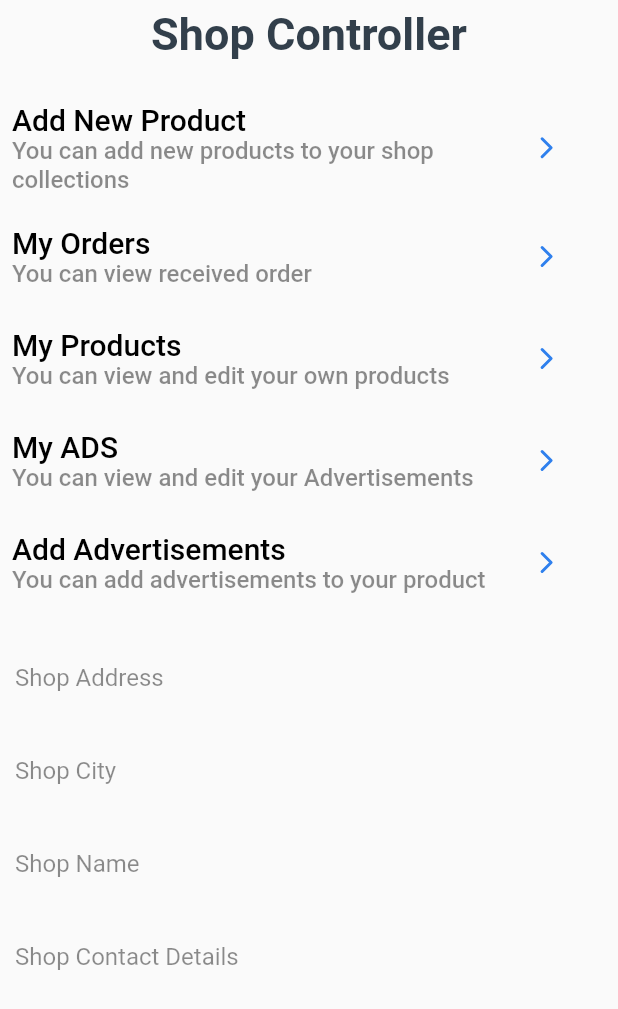
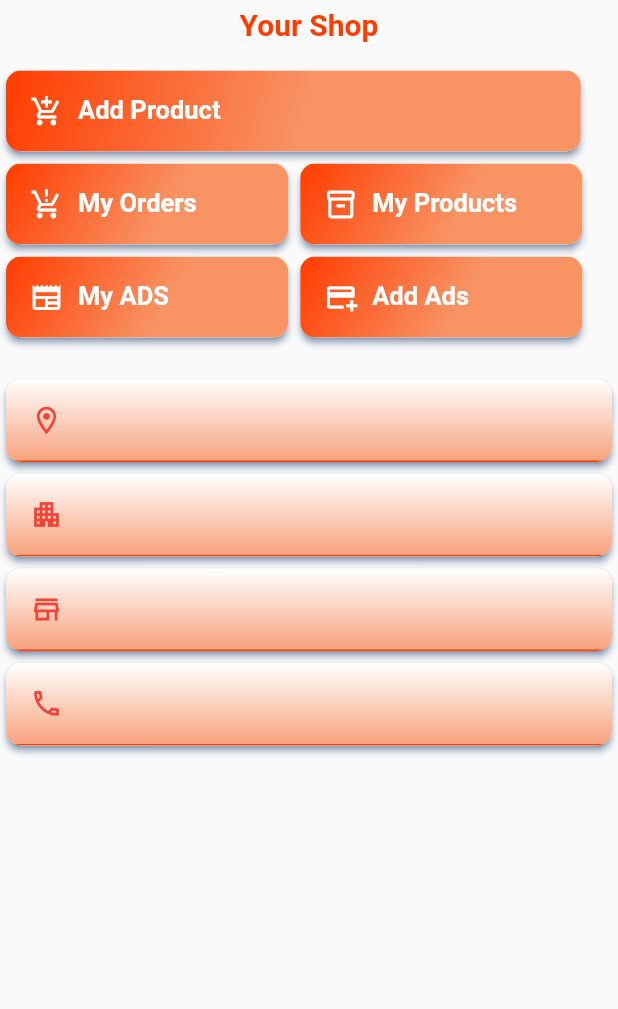
Before and after one commit to Tharunvarshanth/Auto-Picker, a Flutter app: the SellerProfile widget shown alone on an empty page, opened directly with empty values, on a phone screen of 412 x 824 dp. Shown: the top 1009 px of the screen. Run offline on Flutter 3.47's test engine with Material 2 defaults, Android fonts, the light colour scheme and no system bars; our stand-ins replace carousel_slider, circular_profile_avatar, cloud_firestore, curved_navigation_bar, date_time_picker, dropdown_search and 17 more; missing offline and left inert: flutter_guards, multi_image_picker2, onesignal_flutter, payhere_mobilesdk_flutter, section_view, super_tooltip; accounts and stored records are empty; statements that could not run were skipped.

Commit message:
seller profile contgroller

```diff
--- a/lib/components/organisms/seller_profile.dart
+++ b/lib/components/organisms/seller_profile.dart
@@ -3,12 +3,14 @@ import 'package:auto_picker/components/atoms/text_description.dart';
 import 'package:auto_picker/components/atoms/text_description_with_button.dart';
 import 'package:auto_picker/components/pages/add_new_advertisement.dart';
 import 'package:auto_picker/components/pages/add_new_product.dart';
+import 'package:auto_picker/components/pages/orders_seller_page.dart';
 import 'package:auto_picker/components/pages/my_own_advertisement_listing_page.dart';
 import 'package:auto_picker/components/pages/my_own_product_listing_page.dart';
 import 'package:auto_picker/models/seller.dart';
 import 'package:auto_picker/routes.dart';
 import 'package:auto_picker/utilities/utils.dart';
 import 'package:flutter/material.dart';
+import 'package:auto_picker/themes/colors.dart';
 
 class SellerProfile extends StatefulWidget {
   final Seller seller;
@@ -32,70 +34,159 @@ class _SellerProfileState extends State<SellerProfile> {
         const SizedBox(
           height: 5,
         ),
-        GenericText(
-          text: 'Shop Controller',
-          textSize: 30,
-          isBold: true,
+        Text(
+          'Your Shop',
+          textAlign: TextAlign.center,
+          style: TextStyle(fontWeight: FontWeight.bold, fontSize: 20, color: Color.fromARGB(255, 255, 60, 0)),
+        ),
+        const SizedBox(
+          height: 15,
+        ),
+        Row(
+          children: [
+            shopControllerCard(
+              (MediaQuery.of(context).size.width) / 1.075,
+                'Add Product',
+                'You can add new products to your shop collections',
+                Icons.add_shopping_cart_outlined, const AddNewProductPage()),
+          ],
+        ),
+        Row(
+          children: [
+            shopControllerCard((MediaQuery.of(context).size.width) / 2.19,'My Orders', 'You can view received order', Icons.production_quantity_limits_outlined, const OrdersSellerListPage()),
+            shopControllerCard((MediaQuery.of(context).size.width) / 2.19,'My Products', 'You can view and edit your own products', Icons.inventory_2_outlined, const MyOwnProductListingPage()),
+          ],
+
+        ),
+        Row(
+          children: [
+            shopControllerCard((MediaQuery.of(context).size.width) / 2.19,'My ADS', 'You can view and edit your Advertisements', Icons.newspaper_outlined, const MyOwnAdvertismentListingPage()),
+            shopControllerCard((MediaQuery.of(context).size.width) / 2.19,'Add Ads', 'You can add advertisements to your product', Icons.add_card_outlined, const MyOwnAdvertismentListingPage()),
+          ],
+
         ),
         const SizedBox(
           height: 20,
         ),
-        TextDescriptionWithButton(
-          title: 'Add New Product',
-          description: 'You can add new products to your shop collections',
-          onPress: () => Navigator.push(
-            context,
-            MaterialPageRoute(builder: (context) => const AddNewProductPage()),
-          ),
-        ),
-        TextDescriptionWithButton(
-            title: 'My Orders',
-            description: 'You can view received order',
-            onPress: () => navigate(context, RouteGenerator.orderSellerPage)),
-        TextDescriptionWithButton(
-          title: 'My Products',
-          description: 'You can view and edit your own products',
-          onPress: () => Navigator.push(
-            context,
-            MaterialPageRoute(
-                builder: (context) => const MyOwnProductListingPage()),
-          ),
-        ),
-        TextDescriptionWithButton(
-          title: 'My ADS',
-          description: 'You can view and edit your Advertisements',
-          onPress: () => Navigator.push(
-            context,
-            MaterialPageRoute(
-                builder: (context) => const MyOwnAdvertismentListingPage()),
-          ),
-        ),
-        TextDescriptionWithButton(
-          title: 'Add Advertisements',
-          description: 'You can add advertisements to your product',
-          onPress: () => Navigator.push(
-            context,
-            MaterialPageRoute(
-                builder: (context) => const AddNewAdvertisementPage()),
-          ),
-        ),
-        TextDescription(
-          title: widget.seller.address,
-          description: 'Shop Address',
-        ),
-        TextDescription(
-          title: widget.seller.city,
-          description: 'Shop City',
-        ),
-        TextDescription(
-          title: widget.seller.shopName,
-          description: 'Shop Name',
-        ),
-        TextDescription(
-          title: widget.seller.contactDetails,
-          description: 'Shop Contact Details',
+        shopDetailsCard(widget.seller.address, 'Shop Address', Icons.location_on_outlined),
+        shopDetailsCard(widget.seller.city, 'Shop City', Icons.apartment_outlined),
+        shopDetailsCard(widget.seller.shopName, 'Shop Name', Icons.store_outlined),
+        shopDetailsCard(widget.seller.contactDetails, 'Shop Contact Details', Icons.phone_outlined),
+        const SizedBox(
+          height: 20,
         ),
       ],
     );
   }
+
+  // Shop Controller Card Common component
+  Widget shopControllerCard(width, title, description, icon, tap) => Card(
+        shadowColor: AppColors.themePrimary,
+        elevation: 2,
+        clipBehavior: Clip.antiAlias,
+        shape: RoundedRectangleBorder(
+          borderRadius: BorderRadius.circular(10),
+        ),
+        child: Column(
+          mainAxisAlignment: MainAxisAlignment.center,
+          children: <Widget>[
+            InkWell(
+              onTap: () => Navigator.push(
+                context,
+                MaterialPageRoute(
+                    builder: (context) => tap),
+              ),
+              child: Container(
+                alignment: Alignment.centerLeft,
+                width: width,
+                decoration: BoxDecoration(
+                  gradient: LinearGradient(
+                    colors: [
+                      Color.fromARGB(255, 255, 60, 0),
+                      Color.fromARGB(255, 248, 147, 100)
+                    ],
+                    begin: Alignment.topLeft,
+                    end: Alignment.bottomCenter,
+                  ),
+                ),
+                padding: EdgeInsets.all(16),
+                child: Row(
+                  crossAxisAlignment: CrossAxisAlignment.start,
+                  children: [
+                    Icon(icon, size: 22, color: Colors.white),
+                    SizedBox(width: 10),
+                    Text(
+                      title,
+                      style: TextStyle(
+                        fontSize: 17,
+                        color: Color.fromARGB(255, 255, 255, 255),
+                        fontWeight: FontWeight.bold,
+                      ),
+                    ),
+                    // const SizedBox(height: 4),
+                    // Text(
+                    //   description,
+                    //   style: TextStyle(
+                    //     fontSize: 15,
+                    //     color: AppColors.themePrimary,
+                    //   ),
+                    // ),
+                  ],
+                ),
+              ),
+            ),
+          ],
+        ),
+      );
+
+      // Shop Deatails Card Common component
+  Widget shopDetailsCard(title, description, icon) => Card(
+        shadowColor: AppColors.themePrimary,
+        elevation: 2,
+        clipBehavior: Clip.antiAlias,
+        shape: RoundedRectangleBorder(
+          borderRadius: BorderRadius.circular(10),
+        ),
+        child: Container(
+          alignment: Alignment.centerLeft,
+          width: MediaQuery.of(context).size.width,
+          decoration: BoxDecoration(
+            border: Border(
+              bottom: BorderSide(width: 1.0, color: Color.fromARGB(255, 255, 60, 0)),
+            ),
+            gradient: LinearGradient(
+              colors: [
+                Color.fromARGB(255, 255, 255, 255),
+                Color.fromARGB(255, 247, 161, 122)
+              ],
+              begin: Alignment.topCenter,
+              end: Alignment.bottomCenter,
+            ),
+          ),
+          padding: EdgeInsets.all(16),
+          child: Row(
+            crossAxisAlignment: CrossAxisAlignment.start,
+            children: [
+              Icon(icon, size: 22, color: Colors.red),
+              SizedBox(width: 10),
+              Text(
+                title,
+                style: TextStyle(
+                  fontSize: 17,
+                  color: Color.fromARGB(255, 255, 60, 0),
+                  fontWeight: FontWeight.bold,
+                ),
+              ),
+              // const SizedBox(height: 4),
+              // Text(
+              //   description,
+              //   style: TextStyle(
+              //     fontSize: 15,
+              //     color: AppColors.themePrimary,
+              //   ),
+              // ),
+            ],
+          ),
+        ),
+      );
 }
```
